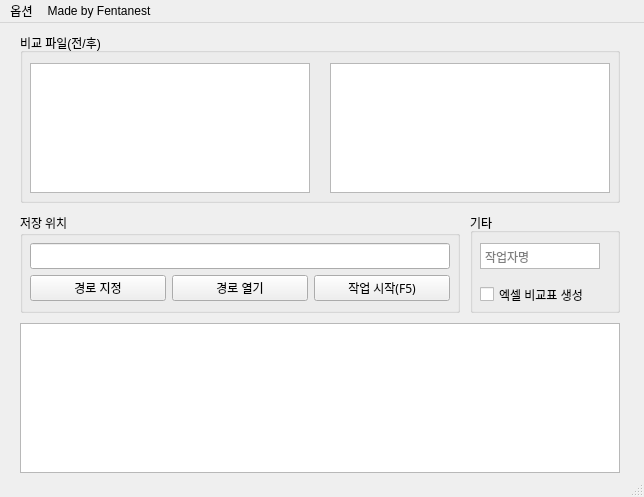
The window that main.ui (Fentanest/Word-Compare) describes before a commit, drawn with Qt 5.
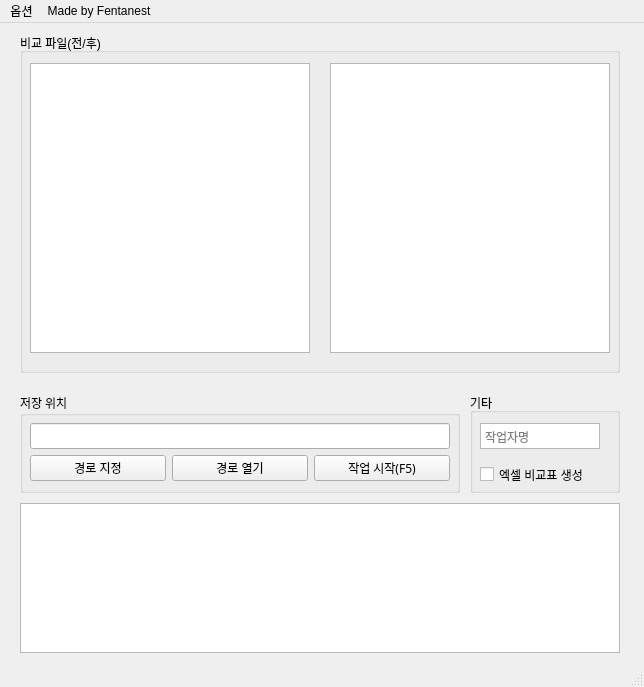
The same window after the commit. Icons and pictures are not drawn.

Diff of the .ui file:
```diff
--- a/main.ui
+++ b/main.ui
@@ -7,19 +7,19 @@
     <x>0</x>
     <y>0</y>
     <width>644</width>
-    <height>497</height>
+    <height>687</height>
    </rect>
   </property>
   <property name="minimumSize">
    <size>
     <width>644</width>
-    <height>497</height>
+    <height>687</height>
    </size>
   </property>
   <property name="maximumSize">
    <size>
     <width>644</width>
-    <height>497</height>
+    <height>687</height>
    </size>
   </property>
   <property name="windowTitle">
@@ -59,7 +59,7 @@
     <property name="geometry">
      <rect>
       <x>20</x>
-      <y>190</y>
+      <y>370</y>
       <width>440</width>
       <height>100</height>
      </rect>
@@ -159,7 +159,7 @@
     <property name="geometry">
      <rect>
       <x>20</x>
-      <y>300</y>
+      <y>480</y>
       <width>600</width>
       <height>150</height>
      </rect>
@@ -178,7 +178,7 @@
       <x>20</x>
       <y>10</y>
       <width>600</width>
-      <height>170</height>
+      <height>340</height>
      </rect>
     </property>
     <property name="title">
@@ -190,7 +190,7 @@
        <x>310</x>
        <y>30</y>
        <width>280</width>
-       <height>130</height>
+       <height>290</height>
       </rect>
      </property>
      <property name="dragEnabled">
@@ -209,7 +209,7 @@
        <x>10</x>
        <y>30</y>
        <width>280</width>
-       <height>130</height>
+       <height>290</height>
       </rect>
      </property>
      <property name="dragEnabled">
@@ -227,7 +227,7 @@
     <property name="geometry">
      <rect>
       <x>470</x>
-      <y>190</y>
+      <y>370</y>
       <width>150</width>
       <height>100</height>
      </rect>
```
